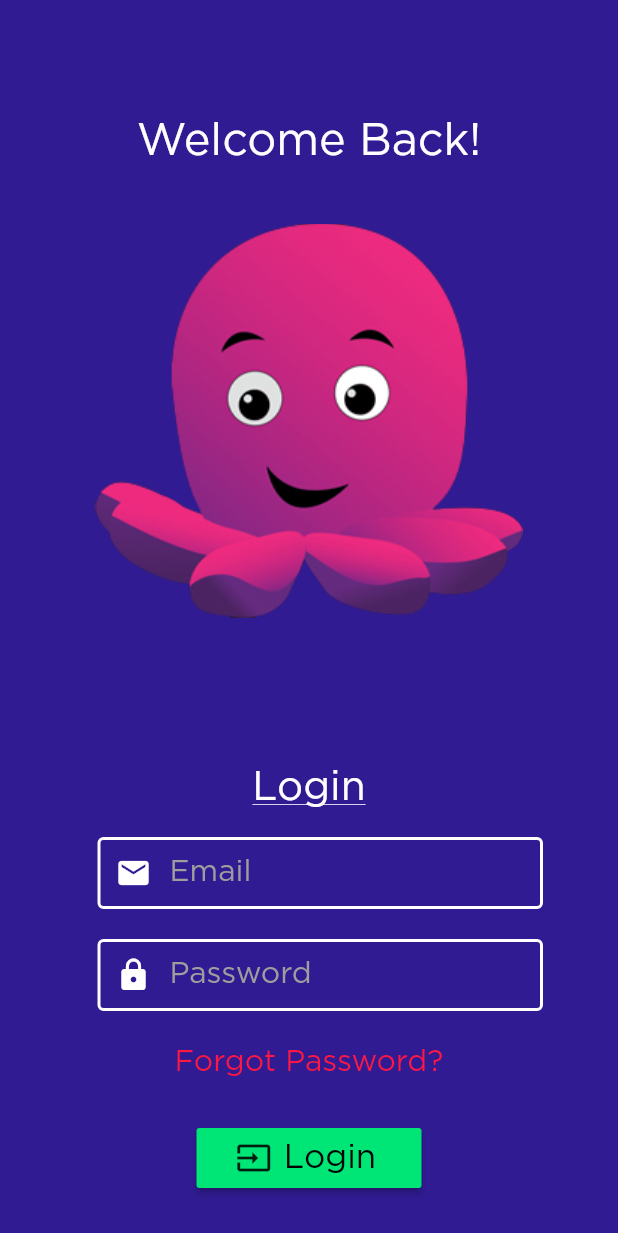
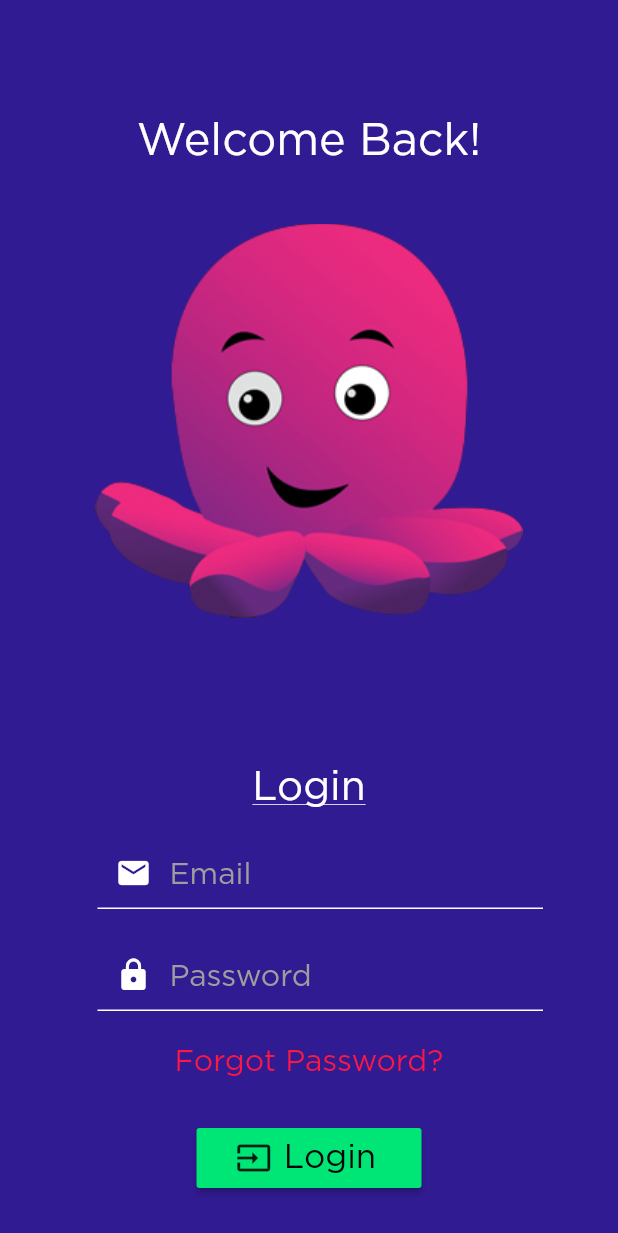
Before and after one commit to jagraj28/OctopusApp, a Flutter app: the screen it shows after launch, on a phone screen of 412 x 824 dp. Shown: the top 1233 px of the screen. Run offline on Flutter 3.47's test engine with Material 2 defaults, Android fonts, the phone set to English and light mode, and no system bars; our stand-ins replace carousel_slider, curved_navigation_bar.

Commit message:
Update login.dart

```diff
--- a/octopus_app/lib/pages/login.dart
+++ b/octopus_app/lib/pages/login.dart
@@ -20,8 +20,9 @@ class _LoginState extends State<Login> {
       // code for entire body
       body: GestureDetector(
         onTap: () {
-          FocusScope.of(context).requestFocus(new FocusNode());
+          FocusScope.of(context).requestFocus(FocusNode());
         },
+
         child: Container(
           child: SingleChildScrollView(
             child: Column(
@@ -90,11 +91,11 @@ class _LoginState extends State<Login> {
                             fontFamily: 'Gotham',
                           ),
                           decoration: InputDecoration(
-                            focusedBorder: OutlineInputBorder(
-                              borderSide: BorderSide(color: Colors.greenAccent, width: 2.0),
+                            enabledBorder: UnderlineInputBorder(
+                              borderSide: BorderSide(color: Colors.white),
                             ),
-                            enabledBorder: OutlineInputBorder(
-                              borderSide: BorderSide(color: Colors.white, width: 2.0),
+                            focusedBorder: UnderlineInputBorder(
+                              borderSide: BorderSide(color: Colors.white),
                             ),
                             prefixIcon: Icon(Icons.email, color: Colors.white),
                             hintText: 'Email',
@@ -129,11 +130,11 @@ class _LoginState extends State<Login> {
                             fontFamily: 'Gotham',
                           ),
                           decoration: InputDecoration(
-                            focusedBorder: OutlineInputBorder(
-                              borderSide: BorderSide(color: Colors.greenAccent, width: 2.0),
+                            enabledBorder: UnderlineInputBorder(
+                              borderSide: BorderSide(color: Colors.white),
                             ),
-                            enabledBorder: OutlineInputBorder(
-                              borderSide: BorderSide(color: Colors.white, width: 2.0),
+                            focusedBorder: UnderlineInputBorder(
+                              borderSide: BorderSide(color: Colors.white),
                             ),
                             prefixIcon: Icon(Icons.lock, color: Colors.white),
                             hintText: 'Password',
```
